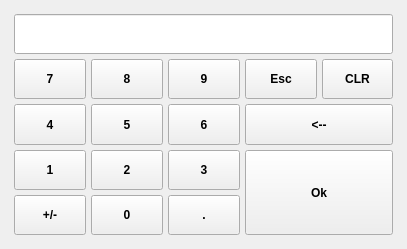
Above: InputDevice/numpad.ui from koolkhel/wince-taximeter before the change. Below: the same form after it.
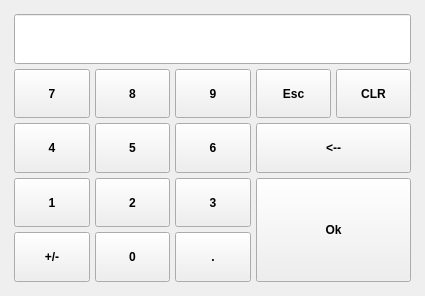
That is the form after the change. Custom widgets are drawn as their Qt base class.

The edit to the form file:
```diff
--- a/InputDevice/numpad.ui
+++ b/InputDevice/numpad.ui
@@ -6,10 +6,16 @@
    <rect>
     <x>0</x>
     <y>0</y>
-    <width>407</width>
-    <height>249</height>
+    <width>425</width>
+    <height>296</height>
    </rect>
   </property>
+  <property name="sizePolicy">
+   <sizepolicy hsizetype="Fixed" vsizetype="Fixed">
+    <horstretch>0</horstretch>
+    <verstretch>0</verstretch>
+   </sizepolicy>
+  </property>
   <property name="windowTitle">
    <string>Numpad</string>
   </property>
@@ -31,9 +37,15 @@
    </property>
    <item>
     <widget class="QFrame" name="keyholder">
+     <property name="sizePolicy">
+      <sizepolicy hsizetype="Expanding" vsizetype="Expanding">
+       <horstretch>0</horstretch>
+       <verstretch>0</verstretch>
+      </sizepolicy>
+     </property>
      <layout class="QGridLayout" name="gridLayout" rowstretch="1,1,1,1,1" columnstretch="1,1,1,1,1">
       <property name="sizeConstraint">
-       <enum>QLayout::SetMaximumSize</enum>
+       <enum>QLayout::SetDefaultConstraint</enum>
       </property>
       <property name="spacing">
        <number>5</number>
```
Left out of the diff: 2 changed lines with no effect on the pictures.
